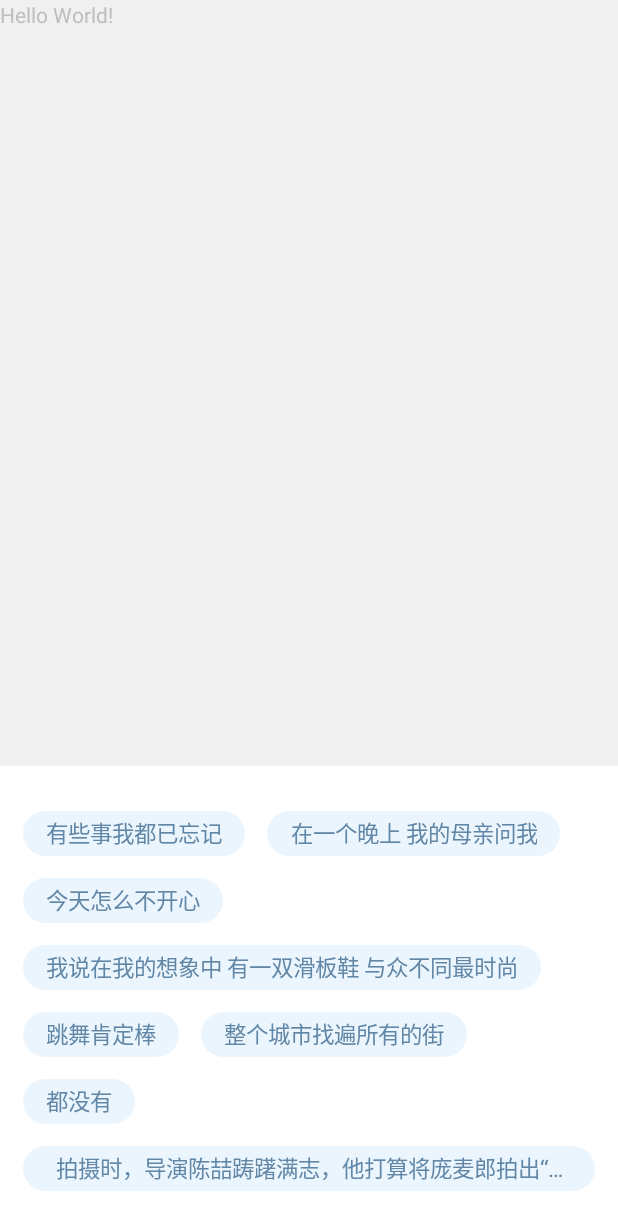
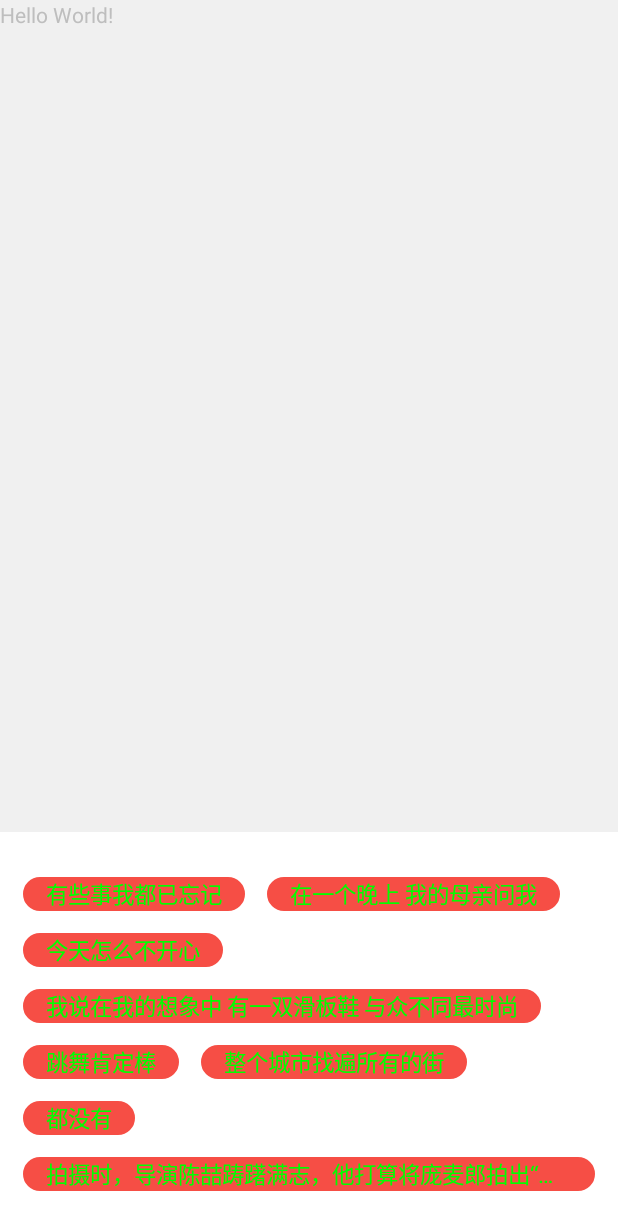
Before and after one commit to xilinch/AutoHorizionChangeLineViews, an Android app: the screen it shows after launch (MainActivity), on a phone screen of 412 x 824 dp. Shown: the top 1230 px of the screen. Run offline under Robolectric (Android 15) with nearby library versions, the phone set to English and light mode, and no system bars.

Commit message:
增加一些配置的自定义属性

```diff
--- a/app/src/main/res/layout/activity_main.xml
+++ b/app/src/main/res/layout/activity_main.xml
@@ -15,6 +15,9 @@
     <com.android.xl.view.AutoHorizionChangeLineViews
         app:item_verticl_space= "15dp"
         app:item_horizion_space= "15dp"
+        app:item_text_size= "15"
+        app:item_text_color= "#00ff00"
+        app:item_text_bg="@drawable/dd_shape_f64e45_stroke_f64e45_content_17"
         android:paddingRight="15dp"
         android:paddingLeft="15dp"
         android:paddingTop="30dp"
--- a/library/src/main/java/com/android/xl/view/AutoHorizionChangeLineViews.java
+++ b/library/src/main/java/com/android/xl/view/AutoHorizionChangeLineViews.java
@@ -47,8 +47,10 @@ public class AutoHorizionChangeLineViews extends RelativeLayout {
      * 垂直的间距
      */
     private float itemVerticlSpace = padding_15;
-
-    private int textSize = 15;
+    /**
+     * 文本字体大小
+     */
+    private float textSize = 15;
 
     private int[] ids = new int[]{R.id.id_horizionview_1,
             R.id.id_horizionview_2,
@@ -65,6 +67,7 @@ public class AutoHorizionChangeLineViews extends RelativeLayout {
      * 背景
      */
     private Drawable textViewBackground = getResources().getDrawable(R.drawable.dd_shape_1a389bee_content_15);
+    private int textViewBackgroundRes = (R.drawable.dd_shape_1a389bee_content_15);
 
     private OnTextViewItemClickListener onTextViewItemClickListener;
 
@@ -78,6 +81,9 @@ public class AutoHorizionChangeLineViews extends RelativeLayout {
             TypedArray arr = getContext().obtainStyledAttributes(attrs, R.styleable.AutoHorizionChangeLineViews, 0, 0);
             itemHorizionSpace = arr.getDimension(R.styleable.AutoHorizionChangeLineViews_item_horizion_space, padding_15);
             itemVerticlSpace = arr.getDimension(R.styleable.AutoHorizionChangeLineViews_item_verticl_space, padding_15);
+            textColor = arr.getColor(R.styleable.AutoHorizionChangeLineViews_item_text_color, getResources().getColor(R.color.blue_6186a6));
+            textSize = arr.getInt(R.styleable.AutoHorizionChangeLineViews_item_text_size, 15);
+            textViewBackgroundRes = arr.getResourceId(R.styleable.AutoHorizionChangeLineViews_item_text_bg,R.drawable.dd_shape_1a389bee_content_15);
             arr.recycle();
         }
     }
@@ -88,6 +94,9 @@ public class AutoHorizionChangeLineViews extends RelativeLayout {
             TypedArray arr = getContext().obtainStyledAttributes(attrs, R.styleable.AutoHorizionChangeLineViews, 0, 0);
             itemHorizionSpace = arr.getDimension(R.styleable.AutoHorizionChangeLineViews_item_horizion_space, padding_15);
             itemVerticlSpace = arr.getDimension(R.styleable.AutoHorizionChangeLineViews_item_verticl_space, padding_15);
+            textColor = arr.getColor(R.styleable.AutoHorizionChangeLineViews_item_text_color, getResources().getColor(R.color.blue_6186a6));
+            textSize = arr.getInt(R.styleable.AutoHorizionChangeLineViews_item_text_size, 15);
+            textViewBackgroundRes = arr.getResourceId(R.styleable.AutoHorizionChangeLineViews_item_text_bg,R.drawable.dd_shape_1a389bee_content_15);
             arr.recycle();
         }
     }
@@ -125,7 +134,7 @@ public class AutoHorizionChangeLineViews extends RelativeLayout {
             textViews[i].setSingleLine(true);
             textViews[i].setEllipsize(TextUtils.TruncateAt.END);
             textViews[i].setTextColor(textColor);
-            Log.e("my","ids[i]:" + ids[i] + "  i:" + i);
+            Log.i("xx","ids[i]:" + ids[i] + "  i:" + i);
             textViews[i].setId(ids[i]);
             textViews[i].setPadding((int)padding_15,0,(int)padding_15,0);
             final int index = i;
@@ -137,8 +146,8 @@ public class AutoHorizionChangeLineViews extends RelativeLayout {
                     }
                 }
             });
-            textViews[i].setBackgroundResource(R.drawable.dd_shape_1a389bee_content_15);
-            textViews[i].setGravity(Gravity.CENTER);
+            textViews[i].setBackgroundResource(textViewBackgroundRes);
+            textViews[i].setGravity(Gravity.CENTER_VERTICAL);
             float width1 = textViews[i].getPaint().measureText(text) + padding_15 * 2;
             textWidths.add(width1);
             LayoutParams layoutParams = new LayoutParams(LayoutParams.WRAP_CONTENT,LayoutParams.WRAP_CONTENT);
@@ -161,8 +170,8 @@ public class AutoHorizionChangeLineViews extends RelativeLayout {
             LayoutParams layoutParams = textLayoutParams.get(i);
             TextView textView = textViews[i];
             float h_width = alreadyWidth + textWidths.get(i) + itemHorizionSpace;
-            Log.e("my","第" + i + "textview" + textWidths.get(i) + "h_width:" + h_width);
-            Log.e("my","id:" + ids[i-1] + "  index:" + (i-1) +  "  text:" + texts.get(i));
+            Log.i("xx","第" + i + "textview" + textWidths.get(i) + "h_width:" + h_width);
+            Log.i("xx","id:" + ids[i-1] + "  index:" + (i-1) +  "  text:" + texts.get(i));
             if(h_width < width){
                 //部署同一行
                 alreadyWidth = h_width;
@@ -172,7 +181,7 @@ public class AutoHorizionChangeLineViews extends RelativeLayout {
                     layoutParams.addRule(verb, subject);
                 }
                 layoutParams.leftMargin = (int)itemHorizionSpace;
-                Log.e("my","同一行 " + i + "  textviewwidth:" + textWidths.get(i) + "  h_width:" + h_width);
+                Log.i("xx","同一行 " + i + "  textviewwidth:" + textWidths.get(i) + "  h_width:" + h_width);
                 addView(textView, layoutParams);
             } else {
                 //下一行
@@ -181,10 +190,18 @@ public class AutoHorizionChangeLineViews extends RelativeLayout {
                 verb = RelativeLayout.BELOW;
                 subject = ids[i-1];
                 layoutParams.topMargin = (int)itemVerticlSpace;
-                Log.e("my","下一行 " + i + "  textviewwidth:" + textWidths.get(i) + "  h_width:" + h_width );
+                Log.i("xx","下一行 " + i + "  textviewwidth:" + textWidths.get(i) + "  h_width:" + h_width );
                 addView(textView, layoutParams);
             }
         }
+    }
+
+    /**
+     * 获取文本控件
+     * @return
+     */
+    public TextView[] getTextViews() {
+        return textViews;
     }
 
     public void setOnTextViewItemClickListener(OnTextViewItemClickListener onTextViewItemClickListener) {
--- /dev/null
+++ b/library/src/main/res/drawable/dd_shape_f64e45_stroke_f64e45_content_17.xml
@@ -0,0 +1,6 @@
+<?xml version="1.0" encoding="utf-8"?>
+<shape xmlns:android="http://schemas.android.com/apk/res/android">
+    <corners android:radius="17dp"/>
+    <stroke android:color="#f64e45" android:width="1dp"/>
+    <gradient android:startColor="#f64e45" android:endColor="#f64e45"/>
+</shape>
--- a/library/src/main/res/values/xl_attrs.xml
+++ b/library/src/main/res/values/xl_attrs.xml
@@ -1,12 +1,11 @@
 <?xml version="1.0" encoding="utf-8"?>
 <resources>
     <declare-styleable name="AutoHorizionChangeLineViews">
-
         <attr name="item_horizion_space" format="dimension"/>
         <attr name="item_verticl_space" format="dimension"/>
-        <attr name="padding_right" format="float"/>
-
-
+        <attr name="item_text_size" format="integer"/>
+        <attr name="item_text_color" format="color"/>
+        <attr name="item_text_bg" format="reference"/>
     </declare-styleable>
 
 </resources>
```
